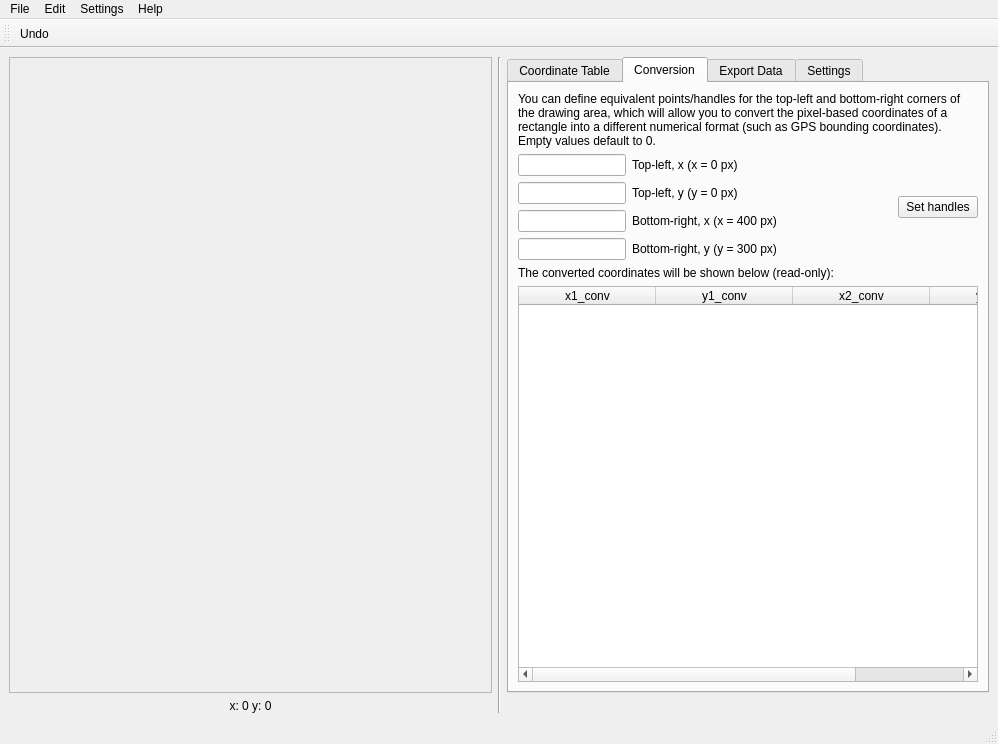
Above: src/main/resources/base/rectmap.ui from lgactna/RectangleMappingTool before the change. Below: the same form after it.
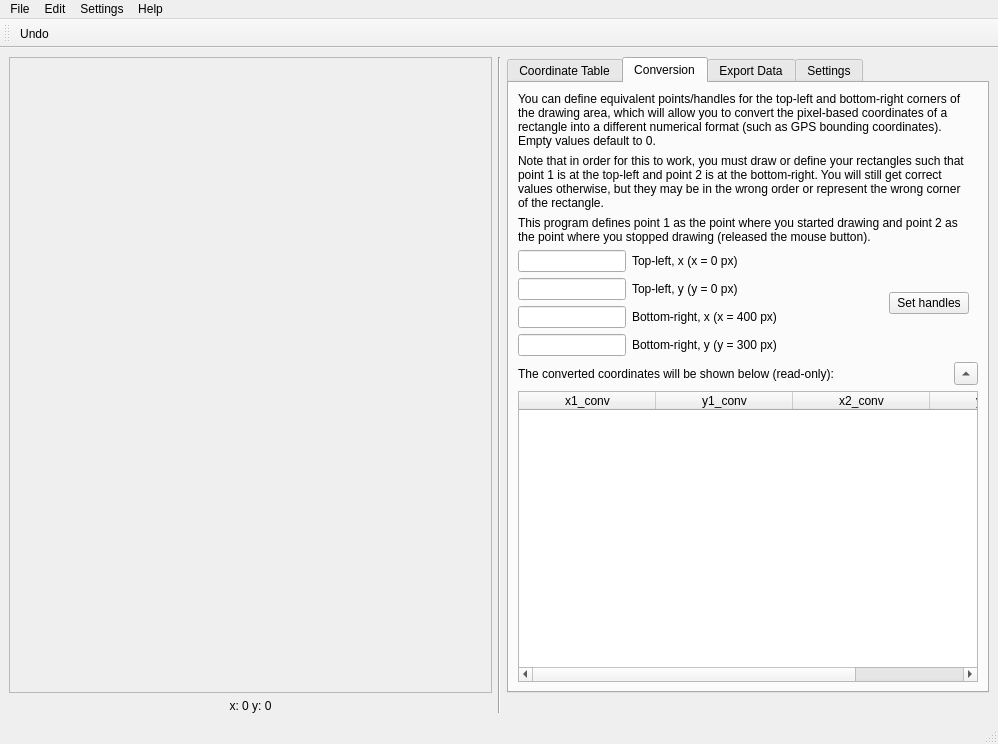
That is the form after the change. The open tabs and pages were chosen to show the change.

Commit message: toggle visibility of conversion info

```diff
--- a/src/main/resources/base/rectmap.ui
+++ b/src/main/resources/base/rectmap.ui
@@ -181,7 +181,46 @@
        <attribute name="title">
         <string>Conversion</string>
        </attribute>
+       <layout class="QVBoxLayout" name="verticalLayout_7">
+        <item>
+         <widget class="QGroupBox" name="conversion_groupbox">
+          <property name="sizePolicy">
+           <sizepolicy hsizetype="Fixed" vsizetype="Preferred">
+            <horstretch>0</horstretch>
+            <verstretch>0</verstretch>
+           </sizepolicy>
+          </property>
+          <property name="maximumSize">
+           <size>
+            <width>451</width>
+            <height>16777215</height>
+           </size>
+          </property>
+          <property name="styleSheet">
+           <string notr="true">QGroupBox {border: none}</string>
+          </property>
+          <property name="title">
+           <string/>
+          </property>
+          <property name="flat">
+           <bool>true</bool>
+          </property>
+          <property name="checkable">
+           <bool>false</bool>
+          </property>
        <layout class="QVBoxLayout" name="verticalLayout_5">
+           <property name="leftMargin">
+            <number>0</number>
+           </property>
+           <property name="topMargin">
+            <number>0</number>
+           </property>
+           <property name="rightMargin">
+            <number>0</number>
+           </property>
+           <property name="bottomMargin">
+            <number>0</number>
+           </property>
         <item>
          <widget class="QLabel" name="label_2">
           <property name="text">
@@ -192,6 +231,26 @@
           </property>
          </widget>
         </item>
+           <item>
+            <widget class="QLabel" name="label_22">
+             <property name="text">
+              <string>Note that in order for this to work, you must draw or define your rectangles such that point 1 is at the top-left and point 2 is at the bottom-right. You will still get correct values otherwise, but they may be in the wrong order or represent the wrong corner of the rectangle.</string>
+             </property>
+             <property name="wordWrap">
+              <bool>true</bool>
+             </property>
+            </widget>
+           </item>
+           <item>
+            <widget class="QLabel" name="label_28">
+             <property name="text">
+              <string>This program defines point 1 as the point where you started drawing and point 2 as the point where you stopped drawing (released the mouse button).</string>
+             </property>
+             <property name="wordWrap">
+              <bool>true</bool>
+             </property>
+            </widget>
+           </item>
         <item>
          <layout class="QHBoxLayout" name="horizontalLayout_5">
           <item>
@@ -247,6 +306,11 @@
           </item>
          </layout>
         </item>
+          </layout>
+         </widget>
+        </item>
+        <item>
+         <layout class="QHBoxLayout" name="horizontalLayout_3">
         <item>
          <widget class="QLabel" name="label_19">
           <property name="text">
@@ -258,6 +322,18 @@
          </widget>
         </item>
         <item>
+           <widget class="QToolButton" name="toggle_show_conv_button">
+            <property name="text">
+             <string>...</string>
+            </property>
+            <property name="arrowType">
+             <enum>Qt::UpArrow</enum>
+            </property>
+           </widget>
+          </item>
+         </layout>
+        </item>
+        <item>
          <widget class="QTableWidget" name="converted_table_widget">
           <property name="editTriggers">
            <set>QAbstractItemView::NoEditTriggers</set>
```
Left out of the diff: 42 changed lines with no effect on the pictures. Lines whose indentation alone changed are shown as unchanged. The commit also changes 2 other files.
